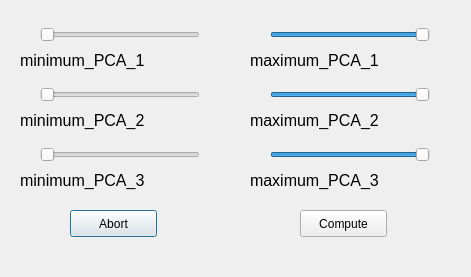
First picture: the form in src/gui/curvature/curvature_dialog.ui, repository SimpleTree/simpleTree, before the edit.
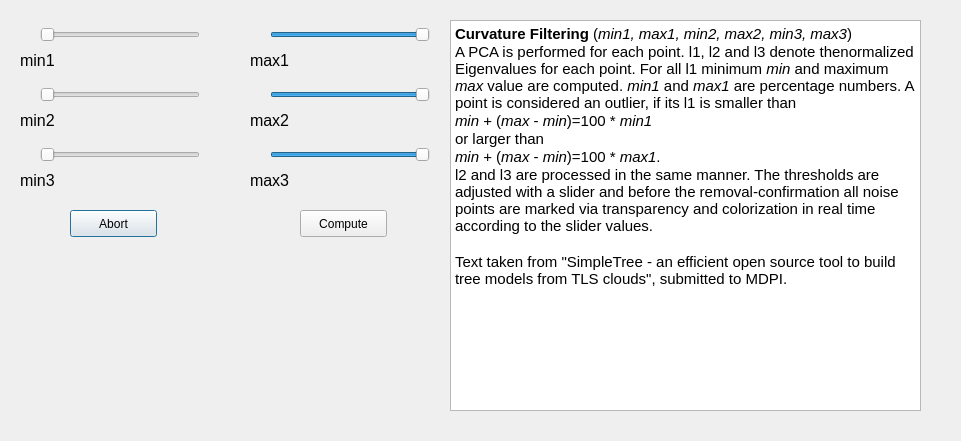
Second picture: the form after the edit.

Diff of the .ui file:
```diff
--- a/src/gui/curvature/curvature_dialog.ui
+++ b/src/gui/curvature/curvature_dialog.ui
@@ -6,8 +6,8 @@
    <rect>
     <x>0</x>
     <y>0</y>
-    <width>471</width>
-    <height>277</height>
+    <width>961</width>
+    <height>441</height>
    </rect>
   </property>
   <property name="windowTitle">
@@ -54,7 +54,7 @@
     </font>
    </property>
    <property name="text">
-    <string>minimum_PCA_1</string>
+    <string>min1</string>
    </property>
   </widget>
   <widget class="QSlider" name="PCA1Min">
@@ -107,7 +107,7 @@
     </font>
    </property>
    <property name="text">
-    <string>maximum_PCA_1</string>
+    <string>max1</string>
    </property>
   </widget>
   <widget class="QSlider" name="PCA2Max">
@@ -160,7 +160,7 @@
     </font>
    </property>
    <property name="text">
-    <string>minimum_PCA_2</string>
+    <string>min2</string>
    </property>
   </widget>
   <widget class="QLabel" name="label_4">
@@ -178,7 +178,7 @@
     </font>
    </property>
    <property name="text">
-    <string>maximum_PCA_2</string>
+    <string>max2</string>
    </property>
   </widget>
   <widget class="QSlider" name="PCA3Max">
@@ -231,7 +231,7 @@
     </font>
    </property>
    <property name="text">
-    <string>minimum_PCA_3</string>
+    <string>min3</string>
    </property>
   </widget>
   <widget class="QLabel" name="label_6">
@@ -249,7 +249,31 @@
     </font>
    </property>
    <property name="text">
-    <string>maximum_PCA_3</string>
+    <string>max3</string>
+   </property>
+  </widget>
+  <widget class="QTextBrowser" name="textBrowser">
+   <property name="geometry">
+    <rect>
+     <x>450</x>
+     <y>20</y>
+     <width>471</width>
+     <height>391</height>
+    </rect>
+   </property>
+   <property name="html">
+    <string>&lt;!DOCTYPE HTML PUBLIC &quot;-//W3C//DTD HTML 4.0//EN&quot; &quot;http://www.w3.org/TR/REC-html40/strict.dtd&quot;&gt;
+&lt;html&gt;&lt;head&gt;&lt;meta name=&quot;qrichtext&quot; content=&quot;1&quot; /&gt;&lt;style type=&quot;text/css&quot;&gt;
+p, li { white-space: pre-wrap; }
+&lt;/style&gt;&lt;/head&gt;&lt;body style=&quot; font-family:'Ubuntu'; font-size:11pt; font-weight:400; font-style:normal;&quot;&gt;
+&lt;p style=&quot; margin-top:0px; margin-bottom:0px; margin-left:0px; margin-right:0px; -qt-block-indent:0; text-indent:0px;&quot;&gt;&lt;span style=&quot; font-weight:600;&quot;&gt;Curvature Filtering&lt;/span&gt; (&lt;span style=&quot; font-style:italic;&quot;&gt;min1, max1, min2, max2, min3, max3&lt;/span&gt;)&lt;/p&gt;
+&lt;p style=&quot; margin-top:0px; margin-bottom:0px; margin-left:0px; margin-right:0px; -qt-block-indent:0; text-indent:0px;&quot;&gt;A PCA is performed for each point. l1, l2 and l3 denote thenormalized Eigenvalues for each point. For all l1 minimum &lt;span style=&quot; font-style:italic;&quot;&gt;min&lt;/span&gt; and maximum &lt;span style=&quot; font-style:italic;&quot;&gt;max&lt;/span&gt; value are computed. &lt;span style=&quot; font-style:italic;&quot;&gt;min1&lt;/span&gt; and &lt;span style=&quot; font-style:italic;&quot;&gt;max1&lt;/span&gt; are percentage numbers. A point is considered an outlier, if its l1 is smaller than &lt;/p&gt;
+&lt;p style=&quot; margin-top:0px; margin-bottom:0px; margin-left:0px; margin-right:0px; -qt-block-indent:0; text-indent:0px;&quot;&gt;&lt;span style=&quot; font-style:italic;&quot;&gt;min&lt;/span&gt; + (&lt;span style=&quot; font-style:italic;&quot;&gt;max&lt;/span&gt; - &lt;span style=&quot; font-style:italic;&quot;&gt;min&lt;/span&gt;)=100 * &lt;span style=&quot; font-style:italic;&quot;&gt;min1&lt;/span&gt;&lt;/p&gt;
+&lt;p style=&quot; margin-top:0px; margin-bottom:0px; margin-left:0px; margin-right:0px; -qt-block-indent:0; text-indent:0px;&quot;&gt;or larger than &lt;/p&gt;
+&lt;p style=&quot; margin-top:0px; margin-bottom:0px; margin-left:0px; margin-right:0px; -qt-block-indent:0; text-indent:0px;&quot;&gt;&lt;span style=&quot; font-style:italic;&quot;&gt;min&lt;/span&gt; + (&lt;span style=&quot; font-style:italic;&quot;&gt;max&lt;/span&gt; - &lt;span style=&quot; font-style:italic;&quot;&gt;min&lt;/span&gt;)=100 * &lt;span style=&quot; font-style:italic;&quot;&gt;max1&lt;/span&gt;. &lt;/p&gt;
+&lt;p style=&quot; margin-top:0px; margin-bottom:0px; margin-left:0px; margin-right:0px; -qt-block-indent:0; text-indent:0px;&quot;&gt;l2 and l3 are processed in the same manner. The thresholds are adjusted with a slider and before the removal-confirmation all noise points are marked via transparency and colorization in real time according to the slider values.&lt;/p&gt;
+&lt;p style=&quot;-qt-paragraph-type:empty; margin-top:0px; margin-bottom:0px; margin-left:0px; margin-right:0px; -qt-block-indent:0; text-indent:0px;&quot;&gt;&lt;br /&gt;&lt;/p&gt;
+&lt;p style=&quot; margin-top:0px; margin-bottom:0px; margin-left:0px; margin-right:0px; -qt-block-indent:0; text-indent:0px;&quot;&gt;Text taken from &amp;quot;SimpleTree - an efficient open source tool to build tree models from TLS clouds&amp;quot;, submitted to MDPI.&lt;/p&gt;&lt;/body&gt;&lt;/html&gt;</string>
    </property>
   </widget>
  </widget>
```
